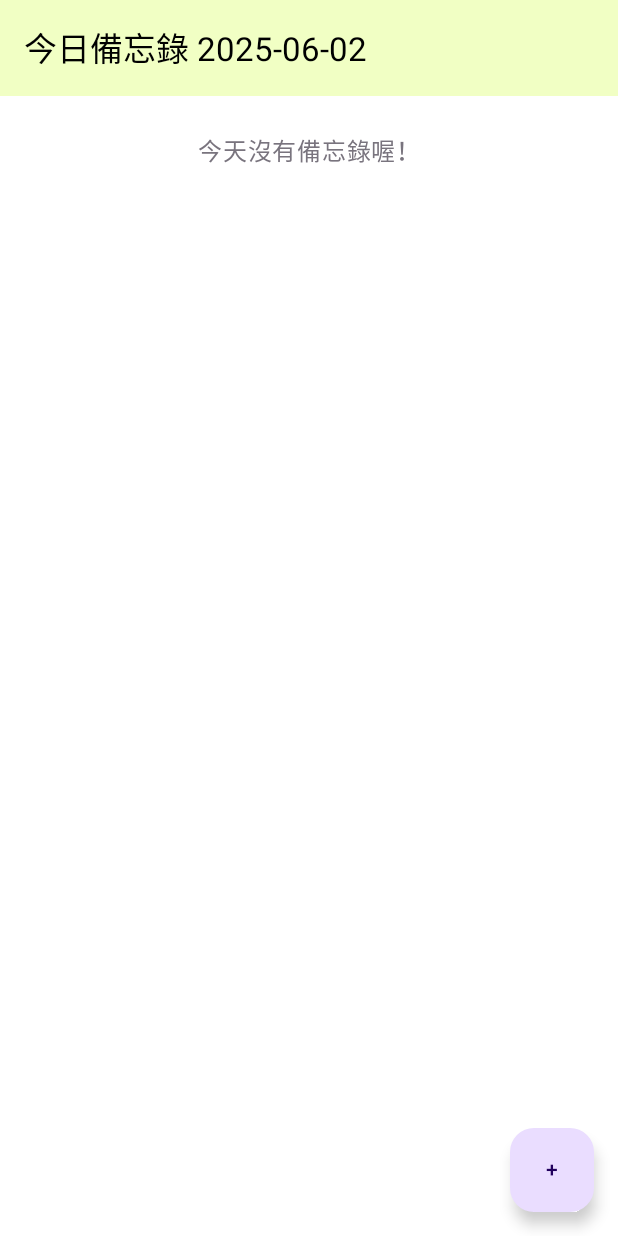
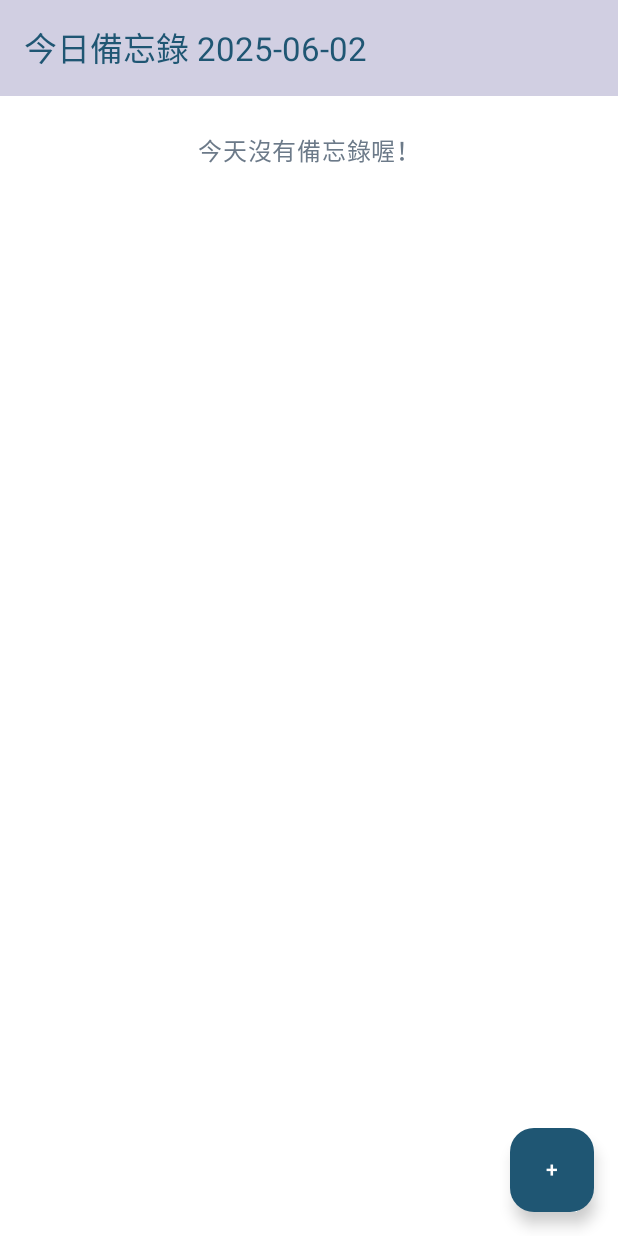
Before and after one commit to joanne3329/memocalendarapp, an Android app built with Jetpack Compose: the screen it shows after launch (MainActivity), on a phone screen of 412 x 824 dp. Run offline under Robolectric (Android 15) with nearby library versions, the phone set to English and light mode, and no system bars; our stand-ins replace Room's generated code.

Commit message:
修好UI未測試通知功能

```diff
--- a/app/src/main/java/com/example/memocalendarapp/ui/MainScreen.kt
+++ b/app/src/main/java/com/example/memocalendarapp/ui/MainScreen.kt
@@ -6,10 +6,10 @@ import androidx.compose.material3.*
 import androidx.compose.runtime.*
 import androidx.compose.ui.Alignment
 import androidx.compose.ui.Modifier
+import androidx.compose.ui.graphics.Color
 import androidx.compose.ui.unit.dp
 import com.example.memocalendarapp.data.Memo
 import com.example.memocalendarapp.viewmodel.MemoViewModel
-// 不需要 import components.MemoItem，因為就在同 package
 
 @OptIn(ExperimentalMaterial3Api::class)
 @Composable
@@ -25,16 +25,26 @@ fun MainScreen(
         modifier = Modifier
             .fillMaxSize()
             .systemBarsPadding(),
+        // ====== 只改顏色 ↓ ======
         topBar = {
             TopAppBar(
-                title = { Text("今日備忘錄 ${viewModel.getToday()}") }
+                title = { Text("今日備忘錄 ${viewModel.getToday()}") },
+                colors = TopAppBarDefaults.topAppBarColors(
+                    containerColor = Color(0xFFD1CFE2),   // 柔和紫色
+                    titleContentColor = Color(0xFF1F5673) // 深藍字
+                )
             )
         },
         floatingActionButton = {
-            FloatingActionButton(onClick = onAddMemo) {
+            FloatingActionButton(
+                onClick = onAddMemo,
+                containerColor = Color(0xFF1F5673),    // 深藍底
+                contentColor = Color.White             // 白色字
+            ) {
                 Text("+")
             }
         }
+        // ====== ↑ 只改顏色 ======
     ) { padding ->
         Column(
             Modifier
@@ -48,7 +58,7 @@ fun MainScreen(
                     Modifier
                         .align(Alignment.CenterHorizontally)
                         .padding(24.dp),
-                    color = MaterialTheme.colorScheme.outline
+                    color = Color(0xFF6C7A89) // 灰藍提醒
                 )
             } else {
                 LazyColumn {
@@ -63,19 +73,29 @@ fun MainScreen(
                 }
             }
             // 刪除確認 Dialog
+            // ...前面略...
             if (showDeleteDialog.first && showDeleteDialog.second != null) {
                 AlertDialog(
                     onDismissRequest = { showDeleteDialog = false to null },
-                    title = { Text("確認刪除") },
-                    text = { Text("確定要刪除此備忘錄嗎？") },
+                    containerColor = Color(0xFFD1CFE2), // 柔和紫
+                    title = { Text("確認刪除", color = Color(0xFF1F5673)) }, // 深藍標題
+                    text = { Text("確定要刪除此備忘錄嗎？", color = Color.Black) },
+                    // 刪除（右邊）
                     confirmButton = {
-                        TextButton(onClick = {
-                            viewModel.deleteMemo(showDeleteDialog.second!!)
-                            showDeleteDialog = false to null
-                        }) { Text("刪除") }
+                        TextButton(
+                            onClick = {
+                                viewModel.deleteMemo(showDeleteDialog.second!!)
+                                showDeleteDialog = false to null
+                            },
+                            colors = ButtonDefaults.textButtonColors(contentColor = Color(0xFF1F5673))
+                        ) { Text("刪除") }
                     },
+                    // 取消（左邊）
                     dismissButton = {
-                        TextButton(onClick = { showDeleteDialog = false to null }) { Text("取消") }
+                        TextButton(
+                            onClick = { showDeleteDialog = false to null },
+                            colors = ButtonDefaults.textButtonColors(contentColor = Color(0xFF1F5673))
+                        ) { Text("取消") }
                     }
                 )
             }
```
Also changed, not shown: app/src/main/java/com/example/memocalendarapp/ui/components.kt (+24 -18 lines).
